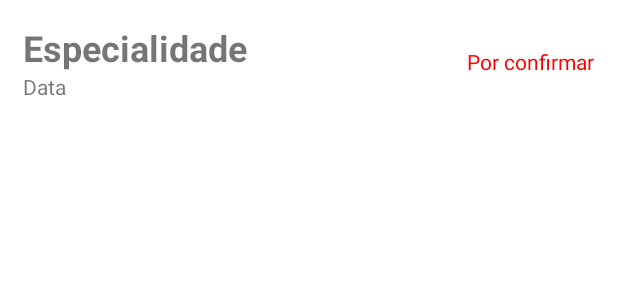
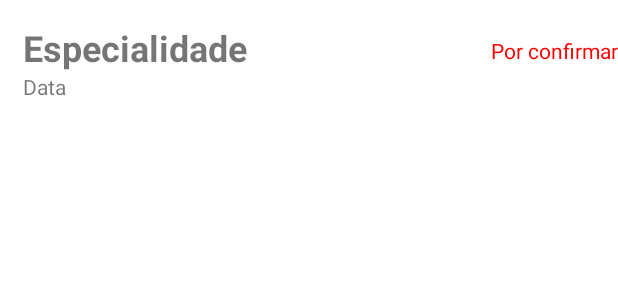
Before and after one commit to briunes/Clinica, an Android app: the layout row_appointment.xml on its own in the app's theme, with its tools: preview values and no code run, on a phone screen of 412 x 824 dp. Shown: the top 300 px of the screen. Run offline under Robolectric (Android 15) with nearby library versions, the phone set to English and light mode, and no system bars.

```diff
--- a/app/src/main/res/layout/content_get_appointments.xml
+++ /dev/null
@@ -1,6 +0,0 @@
-<?xml version="1.0" encoding="utf-8"?>
-<androidx.constraintlayout.widget.ConstraintLayout xmlns:android="http://schemas.android.com/apk/res/android"
-    xmlns:app="http://schemas.android.com/apk/res-auto"
-    android:layout_width="match_parent"
-    android:layout_height="match_parent"
-    app:layout_behavior="@string/appbar_scrolling_view_behavior"></androidx.constraintlayout.widget.ConstraintLayout>
--- a/app/src/main/res/layout/row_appointment.xml
+++ b/app/src/main/res/layout/row_appointment.xml
@@ -1,10 +1,9 @@
 <?xml version="1.0" encoding="utf-8"?>
-<androidx.constraintlayout.widget.ConstraintLayout
-    xmlns:android="http://schemas.android.com/apk/res/android"
+<androidx.constraintlayout.widget.ConstraintLayout xmlns:android="http://schemas.android.com/apk/res/android"
     xmlns:app="http://schemas.android.com/apk/res-auto"
     xmlns:tools="http://schemas.android.com/tools"
     android:layout_width="match_parent"
-    android:layout_height="match_parent">
+    android:layout_height="wrap_content">
 
     <TextView
         android:id="@+id/txtSpeciality"
@@ -39,8 +38,7 @@
         android:textColor="#FF0000"
         app:layout_constraintBottom_toBottomOf="parent"
         app:layout_constraintEnd_toEndOf="parent"
-        app:layout_constraintHorizontal_bias="0.9"
+        app:layout_constraintHorizontal_bias="1.0"
         app:layout_constraintStart_toEndOf="@+id/txtSpeciality"
-        app:layout_constraintTop_toTopOf="parent"
-        app:layout_constraintVertical_bias="0.039" />
+        app:layout_constraintTop_toTopOf="parent" />
 </androidx.constraintlayout.widget.ConstraintLayout>
```
Also changed, not shown: app/src/main/java/com/example/clinica/GetAppointments.kt (+16 -13 lines).
